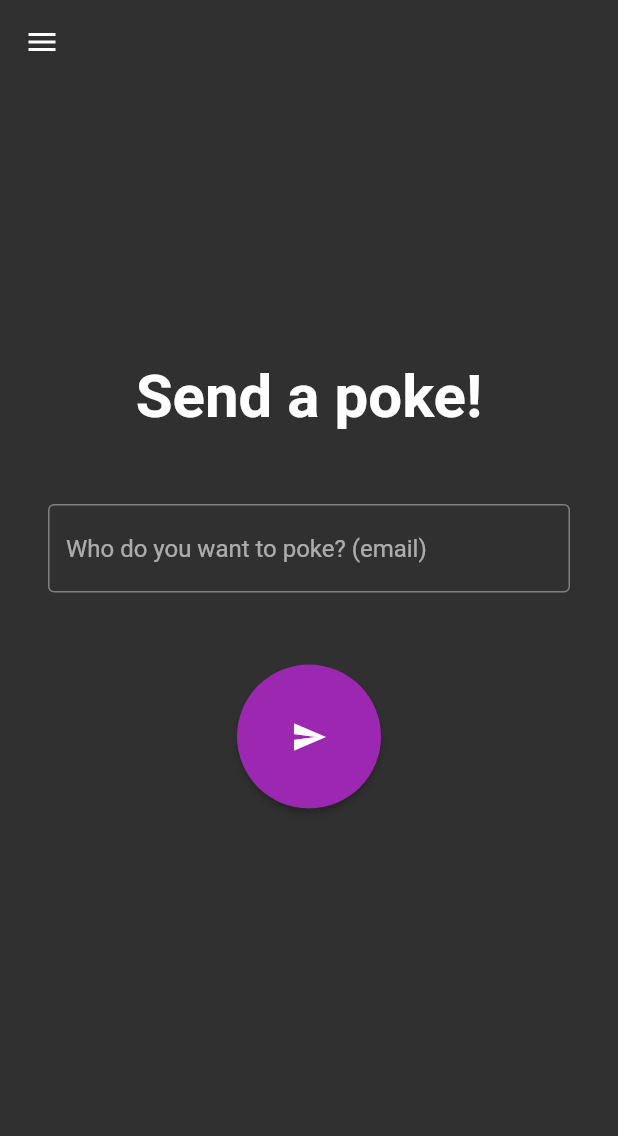
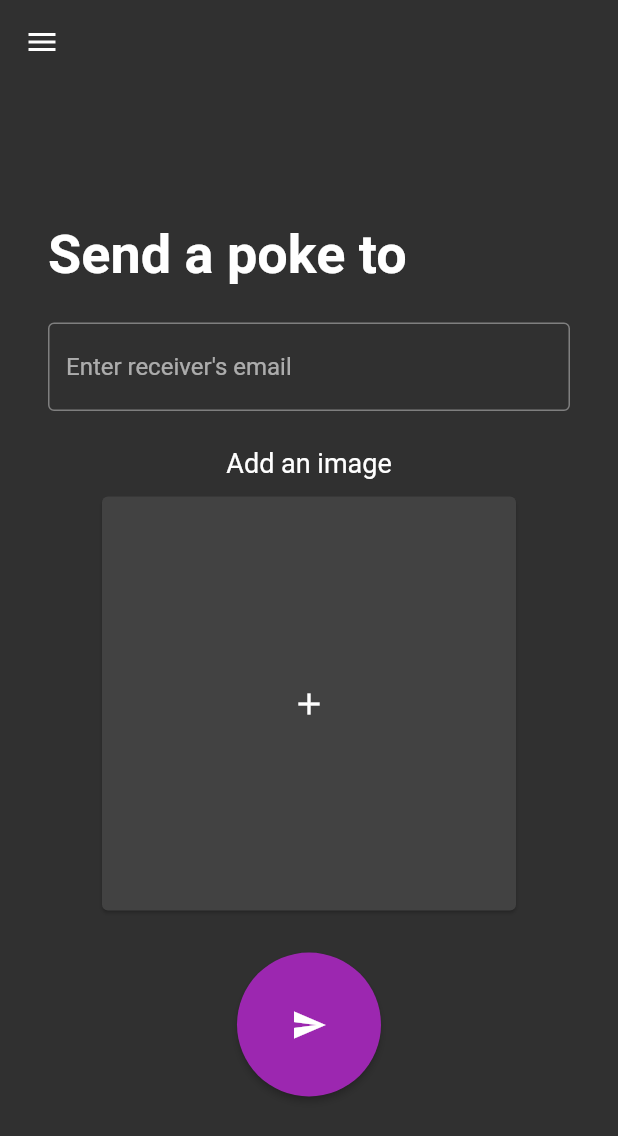
Before and after one commit to ademgunay/thinky, a Flutter app: the screen it shows after launch, on a phone screen of 412 x 824 dp. Shown: the top 1136 px of the screen. Run offline on Flutter 3.47's test engine with Material 2 defaults, Android fonts, the phone set to English and light mode, and no system bars; our stand-ins replace email_validator, firebase_auth, firebase_core, get, image_picker; accounts and stored records are empty.

Commit message:
Implemented image picker

```diff
--- a/lib/app/module/home/home_controller.dart
+++ b/lib/app/module/home/home_controller.dart
@@ -1,11 +1,14 @@
 import 'package:email_validator/email_validator.dart';
 import 'package:get/get.dart';
+import 'package:image_picker/image_picker.dart';
 import 'package:thinky/app/data/repository/auth_repository.dart';
 
 class HomeController extends GetxController {
   AuthRepository _authRepository = Get.find();
+  final ImagePicker _imagePicker = ImagePicker();
   Rx<String> email = "".obs;
   Rx<String> errorText = "".obs;
+  Rx<String> pickedImagePath = "".obs;
 
   String? emailValidator() {
     errorText.value = "";
@@ -22,4 +25,12 @@ class HomeController extends GetxController {
     _authRepository.logoutUser();
   }
 
+  void startUploadImageFlow() async {
+    try {
+      var xFile = await _imagePicker.getImage(source: ImageSource.gallery);
+      pickedImagePath.value = xFile?.path ?? "";
+    } catch (e) {
+      errorText.value = e.toString();
+    }
+  }
 }
--- a/lib/app/module/home/home_screen.dart
+++ b/lib/app/module/home/home_screen.dart
@@ -1,3 +1,5 @@
+import 'dart:io';
+
 import 'package:flutter/cupertino.dart';
 import 'package:flutter/material.dart';
 import 'package:get/get.dart';
@@ -86,18 +88,16 @@ class _HomeScreenState extends State<HomeScreen>
               mainAxisAlignment: MainAxisAlignment.center,
               crossAxisAlignment: CrossAxisAlignment.stretch,
               children: [
-                Center(
-                  child: Text(
-                    "Send a poke!",
+                Text(
+                  "Send a poke to",
                   style: TextStyle(
                     fontWeight: FontWeight.bold,
-                      fontSize: 40,
+                    fontSize: 36,
                   ),
                 ),
-                ),
-                SizedBox(height: 32),
-                //TODO Add upload image to be linked in the poke
-                Container(
+                Padding(
+                  padding: const EdgeInsets.symmetric(vertical: 8.0),
+                  child: Container(
                     margin: EdgeInsets.symmetric(vertical: 16),
                     child: Form(
                       key: _formKey,
@@ -109,9 +109,10 @@ class _HomeScreenState extends State<HomeScreen>
                         validator: (_) => _homeController.emailValidator(),
                         decoration: InputDecoration(
                           border: OutlineInputBorder(),
-                        hintText: 'Who do you want to poke? (email)',
+                          hintText: 'Enter receiver\'s email',
                         ),
                         cursorColor: Colors.purple,
+                      ),
                     ),
                   ),
                 ),
@@ -125,7 +126,28 @@ class _HomeScreenState extends State<HomeScreen>
                     ),
                   ),
                 ),
-                SizedBox(height: 32),
+                //TODO Add upload image to be linked in the poke
+                Center(
+                    child: Text(
+                  "Add an image",
+                  style: TextStyle(fontSize: 18),
+                )),
+                Padding(
+                  padding:
+                      const EdgeInsets.symmetric(vertical: 8.0, horizontal: 32),
+                  child: InkWell(
+                    onTap: () => _homeController.startUploadImageFlow(),
+                    child: Obx(
+                      () => AspectRatio(
+                        aspectRatio: 1,
+                        child: _homeController.pickedImagePath.value.isNotEmpty
+                            ? Image.file(File(_homeController.pickedImagePath.value))
+                            : Card(child: Icon(Icons.add)),
+                      ),
+                    ),
+                  ),
+                ),
+                SizedBox(height: 16),
                 Center(
                   child: ElevatedButton(
                     onPressed: () {
@@ -147,9 +169,6 @@ class _HomeScreenState extends State<HomeScreen>
                     child: Icon(Icons.send),
                   ),
                 ),
-                SizedBox(
-                  height: 100,
-                ) //Compensate AppBar size
               ],
             ),
           ),
```
Lines whose indentation alone changed are shown as unchanged.
